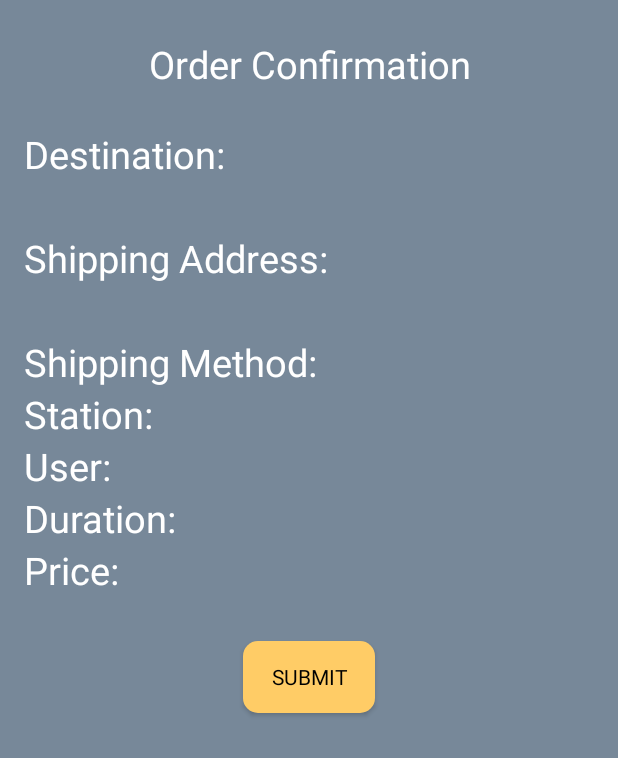
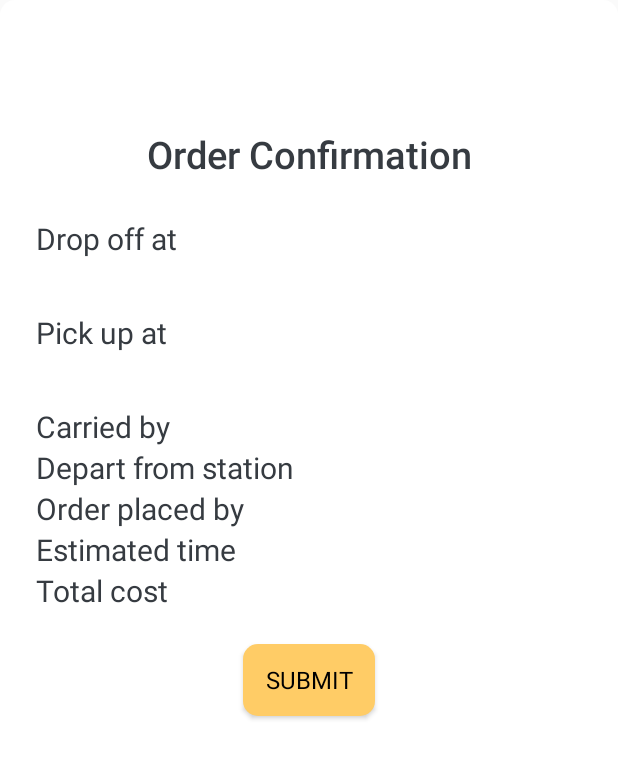
Before and after one commit to catdoraemon1991/Backend, an Android app: the layout fragment_order_confirmation.xml on its own in the app's theme, with its tools: preview values and no code run, on a phone screen of 412 x 824 dp. Shown: the top 758 px of the screen. Run offline under Robolectric (Android 15) with nearby library versions, the phone set to English and light mode, and no system bars; network calls fail.

Commit message:
layout all fixed

```diff
--- a/app/src/main/res/layout/fragment_delivery.xml
+++ b/app/src/main/res/layout/fragment_delivery.xml
@@ -26,8 +26,7 @@
         <View
             android:layout_width="match_parent"
             android:layout_height="1dp"
-            android:paddingTop="50dp"
-            android:background="@color/colorLightGrey"/>
+            android:paddingTop="50dp" />
 
         <TextView
             style="@style/TextAppearance.Widget.AppCompat.Toolbar.Title"
--- a/app/src/main/res/layout/fragment_order_confirmation.xml
+++ b/app/src/main/res/layout/fragment_order_confirmation.xml
@@ -2,19 +2,20 @@
 <RelativeLayout xmlns:android="http://schemas.android.com/apk/res/android"
     android:layout_width="match_parent"
     android:layout_height="match_parent"
-    android:background="@color/colorDark"
-    android:paddingLeft="16dp"
-    android:paddingRight="16dp">
+    android:background="@drawable/border"
+    android:paddingLeft="24dp"
+    android:paddingRight="24dp">
 
     <TextView
         android:id="@+id/confirmation_title"
         android:layout_width="match_parent"
         android:layout_height="wrap_content"
         android:gravity="center"
-        android:paddingTop="25dp"
+        android:paddingTop="85dp"
         android:paddingBottom="25dp"
+        style="@style/TextAppearance.Widget.AppCompat.Toolbar.Title"
         android:text="Order Confirmation"
-        android:textColor="#FFFFFF"
+        android:textColor="@color/colorDarkGrey"
         android:textSize="25sp" />
 
 
@@ -23,49 +24,53 @@
         android:layout_width="wrap_content"
         android:layout_height="wrap_content"
         android:layout_below="@id/confirmation_title"
-        android:text="Destination: "
-        android:textColor="#FFFFFF"
-        android:textSize="25sp" />
+        style="@style/TextAppearance.Widget.AppCompat.Toolbar.Subtitle"
+        android:text="Drop off at "
+        android:textColor="@color/colorDarkGrey"
+        android:textSize="20sp" />
 
     <TextView
         android:id="@+id/confirmation_destination"
         android:layout_width="wrap_content"
         android:layout_height="wrap_content"
         android:layout_below="@id/confirmation_dest_text"
-        android:textColor="#FFFFFF"
+        style="@style/TextAppearance.Widget.AppCompat.Toolbar.Subtitle"
         android:textIsSelectable="true"
-        android:textSize="25sp" />
+        android:textSize="20sp" />
 
 
     <TextView
         android:id="@+id/confirmation_ship_text"
         android:layout_width="wrap_content"
         android:layout_height="wrap_content"
+        android:paddingTop="8dp"
         android:layout_below="@id/confirmation_destination"
+        style="@style/TextAppearance.Widget.AppCompat.Toolbar.Subtitle"
         android:layout_alignParentLeft="true"
-        android:text="Shipping Address: "
-        android:textColor="#FFFFFF"
-        android:textSize="25sp" />
+        android:text="Pick up at "
+        android:textColor="@color/colorDarkGrey"
+        android:textSize="20sp" />
 
     <TextView
         android:id="@+id/confirmation_shippingAddress"
         android:layout_width="wrap_content"
         android:layout_height="wrap_content"
         android:layout_below="@id/confirmation_ship_text"
-        android:textColor="#FFFFFF"
+        style="@style/TextAppearance.Widget.AppCompat.Toolbar.Subtitle"
         android:textIsSelectable="true"
-        android:textSize="25sp" />
+        android:textSize="20sp" />
 
 
     <TextView
         android:layout_width="wrap_content"
         android:layout_height="wrap_content"
+        android:paddingTop="8dp"
         android:layout_alignParentLeft="true"
         android:layout_toLeftOf="@id/confirmation_shippingMethod"
         android:layout_below="@id/confirmation_shippingAddress"
-        android:text="Shipping Method: "
-        android:textColor="#FFFFFF"
-        android:textSize="25sp" />
+        android:text="Carried by "
+        android:textColor="@color/colorDarkGrey"
+        android:textSize="20sp" />
 
     <TextView
         android:id="@+id/confirmation_shippingMethod"
@@ -73,20 +78,21 @@
         android:layout_height="wrap_content"
         android:layout_alignParentRight="true"
         android:layout_below="@id/confirmation_shippingAddress"
-        android:textColor="#FFFFFF"
+        style="@style/TextAppearance.Widget.AppCompat.Toolbar.Subtitle"
         android:textIsSelectable="true"
-        android:textSize="25sp" />
+        android:textSize="20sp" />
 
 
     <TextView
         android:layout_width="wrap_content"
         android:layout_height="wrap_content"
+        android:paddingTop="8dp"
         android:layout_alignParentLeft="true"
         android:layout_toLeftOf="@id/confirmation_stationId"
         android:layout_below="@id/confirmation_shippingMethod"
-        android:text="Station: "
-        android:textColor="#FFFFFF"
-        android:textSize="25sp" />
+        android:text="Depart from station "
+        android:textColor="@color/colorDarkGrey"
+        android:textSize="20sp" />
 
     <TextView
         android:id="@+id/confirmation_stationId"
@@ -94,20 +100,22 @@
         android:layout_height="wrap_content"
         android:layout_alignParentRight="true"
         android:layout_below="@id/confirmation_shippingMethod"
-        android:textColor="#FFFFFF"
+        style="@style/TextAppearance.Widget.AppCompat.Toolbar.Subtitle"
         android:textIsSelectable="true"
-        android:textSize="25sp" />
+        android:textSize="20sp" />
 
 
     <TextView
         android:layout_width="wrap_content"
         android:layout_height="wrap_content"
+        android:paddingTop="8dp"
         android:layout_alignParentLeft="true"
         android:layout_toLeftOf="@id/confirmation_userId"
         android:layout_below="@id/confirmation_stationId"
-        android:text="User: "
-        android:textColor="#FFFFFF"
-        android:textSize="25sp" />
+        style="@style/TextAppearance.Widget.AppCompat.Toolbar.Subtitle"
+        android:text="Order placed by "
+        android:textColor="@color/colorDarkGrey"
+        android:textSize="20sp" />
 
     <TextView
         android:id="@+id/confirmation_userId"
@@ -115,20 +123,21 @@
         android:layout_height="wrap_content"
         android:layout_alignParentRight="true"
         android:layout_below="@id/confirmation_stationId"
-        android:textColor="#FFFFFF"
         android:textIsSelectable="true"
-        android:textSize="25sp" />
+        android:textSize="20sp" />
 
 
     <TextView
         android:layout_width="wrap_content"
         android:layout_height="wrap_content"
+        android:paddingTop="8dp"
         android:layout_alignParentLeft="true"
         android:layout_toLeftOf="@id/confirmation_duration"
         android:layout_below="@id/confirmation_userId"
-        android:text="Duration: "
-        android:textColor="#FFFFFF"
-        android:textSize="25sp" />
+        style="@style/TextAppearance.Widget.AppCompat.Toolbar.Subtitle"
+        android:text="Estimated time "
+        android:textColor="@color/colorDarkGrey"
+        android:textSize="20sp" />
 
     <TextView
         android:id="@+id/confirmation_duration"
@@ -136,20 +145,21 @@
         android:layout_height="wrap_content"
         android:layout_alignParentRight="true"
         android:layout_below="@id/confirmation_userId"
-        android:textColor="#FFFFFF"
         android:textIsSelectable="true"
-        android:textSize="25sp" />
+        android:textSize="20sp" />
 
 
     <TextView
         android:layout_width="wrap_content"
         android:layout_height="wrap_content"
+        android:paddingTop="8dp"
         android:layout_alignParentLeft="true"
         android:layout_toLeftOf="@id/confirmation_price"
         android:layout_below="@id/confirmation_duration"
-        android:text="Price: "
-        android:textColor="#FFFFFF"
-        android:textSize="25sp" />
+        style="@style/TextAppearance.Widget.AppCompat.Toolbar.Subtitle"
+        android:text="Total cost "
+        android:textColor="@color/colorDarkGrey"
+        android:textSize="20sp" />
 
 
     <TextView
@@ -158,9 +168,9 @@
         android:layout_height="wrap_content"
         android:layout_alignParentRight="true"
         android:layout_below="@id/confirmation_duration"
-        android:textColor="#FFFFFF"
+        style="@style/TextAppearance.Widget.AppCompat.Toolbar.Subtitle"
         android:textIsSelectable="true"
-        android:textSize="25sp" />
+        android:textSize="20sp" />
 
 
     <Button
@@ -169,6 +179,7 @@
         android:layout_height="48dp"
         android:layout_centerInParent="true"
         android:layout_below="@id/confirmation_price"
+        style="@style/TextAppearance.Widget.AppCompat.Toolbar.Subtitle"
         android:layout_marginTop="30dp"
         android:background="@drawable/login_buttons"
         android:fontFamily="Roboto"
```
Also changed, not shown: app/src/main/res/layout/fragment_shipping_method.xml (+6 -1 lines), app/src/main/res/layout/order_detail_layout.xml (+118 -113 lines), app/src/main/res/layout/shipping_item.xml (+9 -4 lines).
